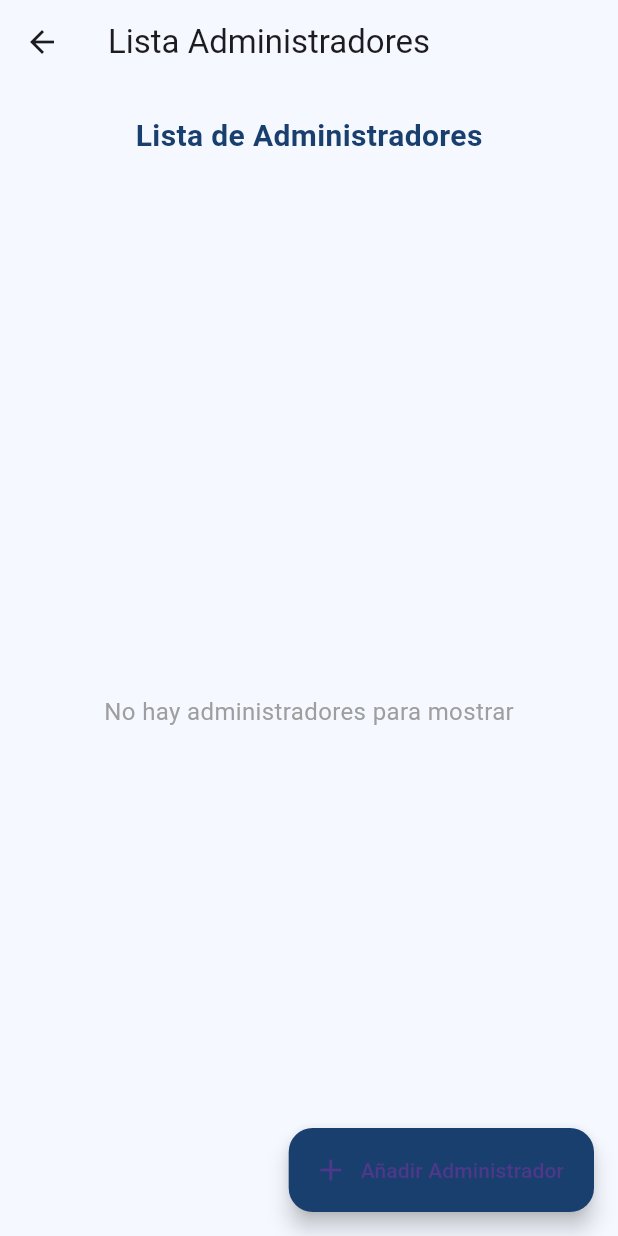
After one commit to ESLEDA/grupo_sat_flutter, a Flutter app: the AdminPage screen opened by its route, in the side drawer, after a tap on "Administradores", on a phone screen of 412 x 824 dp. The commit adds this screen. Run offline on Flutter 3.47's test engine with Material 3 defaults, Android fonts, the phone set to English and light mode, and no system bars; our stand-ins replace cloud_firestore, equatable, firebase_auth, firebase_core, flutter_bloc; accounts and stored records are empty.

Commit message:
correción de ruta adm

```diff
--- a/lib/features/auth/presentation/pagesAdmin/admin_page.dart
+++ b/lib/features/auth/presentation/pagesAdmin/admin_page.dart
@@ -1,9 +1,9 @@
 import 'package:flutter/material.dart';
 import 'package:firebase_auth/firebase_auth.dart';
 import 'package:cloud_firestore/cloud_firestore.dart';
-import 'registrar_admin_page.dart';
 import 'perfil_administrador.dart';
-import 'marcas_page.dart'; // Importamos la nueva página
+import 'marcas_page.dart';
+import 'lista_adm_page.dart'; // Importamos la nueva página
 
 class AdminPage extends StatefulWidget {
   const AdminPage({super.key});
@@ -125,7 +125,7 @@ class _AdminPageState extends State<AdminPage> {
                 ],
               ),
             ),
-            // Agregamos el nuevo botón de Marcas
+            // Botón de Marcas
             ListTile(
               leading: const Icon(Icons.label),
               title: const Text('Marcas'),
@@ -141,17 +141,18 @@ class _AdminPageState extends State<AdminPage> {
                 );
               },
             ),
+            // Modificamos este ListTile para que ahora redirija a lista_adm_page
             ListTile(
-              leading: const Icon(Icons.person_add),
-              title: const Text('Registrar Administrador'),
+              leading: const Icon(Icons.people),
+              title: const Text('Administradores'),
               onTap: () {
                 // Cerrar el drawer
                 Navigator.pop(context);
-                // Navegar a la página de registro de administrador
+                // Navegar a la página de lista de administradores
                 Navigator.push(
                   context,
                   MaterialPageRoute(
-                    builder: (context) => const RegistrarAdminPage(),
+                    builder: (context) => const ListaAdmPage(),
                   ),
                 );
               },
--- /dev/null
+++ b/lib/features/auth/presentation/pagesAdmin/lista_adm_page.dart
@@ -0,0 +1,64 @@
+import 'package:flutter/material.dart';
+import 'registrar_admin_page.dart';
+
+class ListaAdmPage extends StatelessWidget {
+  const ListaAdmPage({super.key});
+
+  @override
+  Widget build(BuildContext context) {
+    return Scaffold(
+      backgroundColor: const Color(0xFFF5F8FF),
+      appBar: AppBar(
+        title: const Text('Lista Administradores'),
+        backgroundColor: const Color(0xFFF5F8FF),
+      ),
+      body: Column(
+        children: [
+          // Aquí puedes agregar la lista de administradores cuando la implementes
+          const SizedBox(height: 20),
+          const Center(
+            child: Text(
+              'Lista de Administradores',
+              style: TextStyle(
+                fontSize: 20,
+                fontWeight: FontWeight.bold,
+                color: Color(0xFF193F6E),
+              ),
+            ),
+          ),
+          const SizedBox(height: 20),
+          // Este es el espacio donde irá la lista de administradores
+          Expanded(
+            child: Container(
+              padding: const EdgeInsets.all(16.0),
+              child: const Center(
+                child: Text(
+                  'No hay administradores para mostrar',
+                  style: TextStyle(
+                    color: Colors.grey,
+                    fontSize: 16,
+                  ),
+                ),
+              ),
+            ),
+          ),
+        ],
+      ),
+      // Botón flotante para agregar administrador
+      floatingActionButton: FloatingActionButton.extended(
+        onPressed: () {
+          // Navegar a la página de registro de administrador
+          Navigator.push(
+            context,
+            MaterialPageRoute(
+              builder: (context) => const RegistrarAdminPage(),
+            ),
+          );
+        },
+        icon: const Icon(Icons.add),
+        label: const Text('Añadir Administrador'),
+        backgroundColor: const Color(0xFF193F6E),
+      ),
+    );
+  }
+}
```
